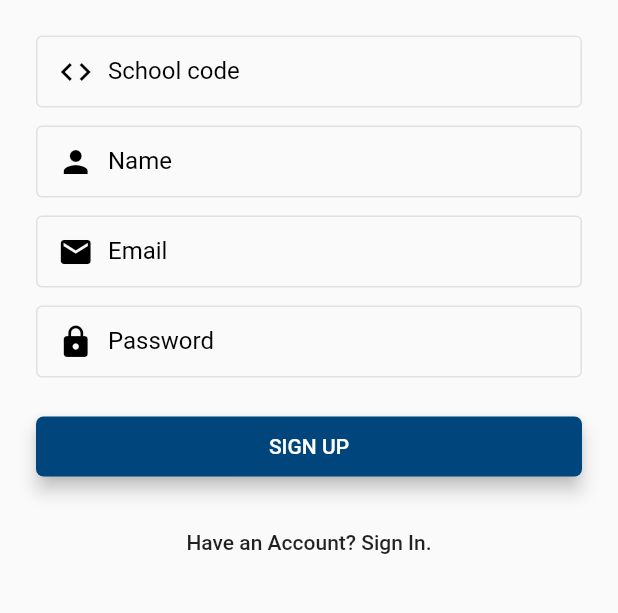
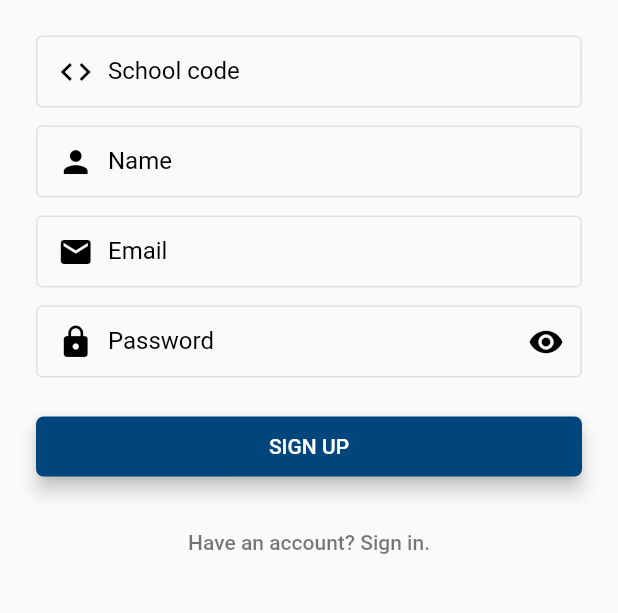
Before and after one commit to snwagbata/hcbe_alerts, a Flutter app: the RegisterPage screen opened by its route, on a phone screen of 412 x 824 dp, the part 425-1038 px from its top. Run offline on Flutter 3.47's test engine with Material 2 defaults, Android fonts, the phone set to English and light mode, and no system bars; our stand-ins replace auto_size_text, cloud_firestore, device_info, firebase_auth, firebase_messaging, flushbar and 6 more; missing offline and left inert: app_settings, map_launcher; accounts and stored records are empty.

Commit message:
material specs update + added button to view password in register.dart

```diff
--- a/lib/routes/login.dart
+++ b/lib/routes/login.dart
@@ -111,6 +111,7 @@ class _LoginPageState extends State<LoginPage> {
     final forgotLabel = FlatButton(
       child: Text(
         'Forgot password?',
+        style: Theme.of(context).textTheme.bodyText1,
       ),
       onPressed: () {
         Navigator.pushNamed(context, '/forgot-password');
--- a/lib/routes/register.dart
+++ b/lib/routes/register.dart
@@ -40,13 +40,16 @@ class _RegisterPageState extends State<RegisterPage> {
 
   bool _autoValidate = false;
   bool _loadingVisible = false;
+  bool _passwordVisible;
   @override
   void initState() {
     super.initState();
+    setState(() {
+      _passwordVisible = true;
+    });
   }
 
   Widget build(BuildContext context) {
-
     /// HCBE Logo
     final logo = Hero(
       tag: 'logo',
@@ -130,7 +133,7 @@ class _RegisterPageState extends State<RegisterPage> {
 
     final password = TextFormField(
       autofocus: false,
-      obscureText: true,
+      obscureText: _passwordVisible,
       controller: _password,
       validator: Validator.validatePassword,
       textInputAction: TextInputAction.done,
@@ -144,11 +147,21 @@ class _RegisterPageState extends State<RegisterPage> {
           child: Platform.isIOS
               ? Icon(CupertinoIcons.padlock,
                   color: Theme.of(context).iconTheme.color)
-              : Icon(Icons.lock,
-                  color: Theme.of(context)
-                      .iconTheme
-                      .color), // icon is 48px widget.
-        ), // icon is 48px widget.
+              : Icon(Icons.lock, color: Theme.of(context).iconTheme.color),
+        ),
+        suffixIcon: IconButton(
+          icon: Icon(
+            // Based on passwordVisible state choose the icon
+            _passwordVisible ? Icons.visibility : Icons.visibility_off,
+            color: Theme.of(context).iconTheme.color,
+          ),
+          onPressed: () {
+            // Update the state i.e. toogle the state of passwordVisible variable
+            setState(() {
+              _passwordVisible = !_passwordVisible;
+            });
+          },
+        ),
         labelText: 'Password',
         contentPadding: EdgeInsets.fromLTRB(20.0, 10.0, 20.0, 10.0),
       ),
@@ -175,7 +188,8 @@ class _RegisterPageState extends State<RegisterPage> {
 
     final signInLabel = FlatButton(
       child: Text(
-        'Have an Account? Sign In.',
+        'Have an account? Sign in.',
+        style: Theme.of(context).textTheme.bodyText1,
       ),
       onPressed: () {
         popPushPage(context, LoginPage());
```
